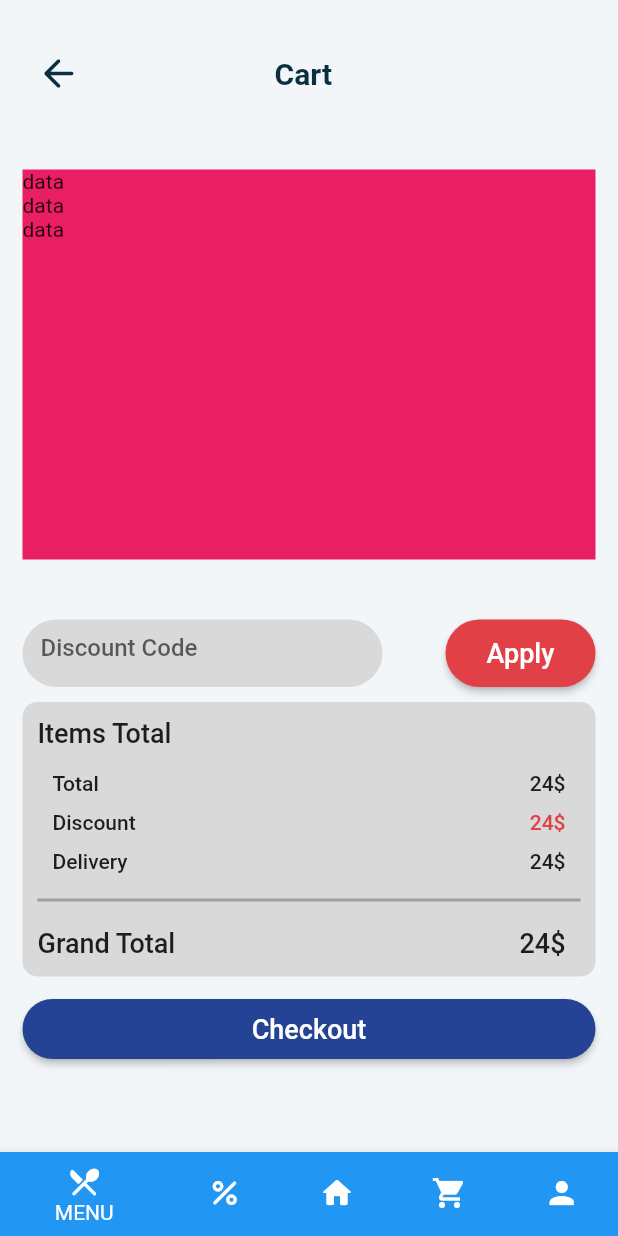
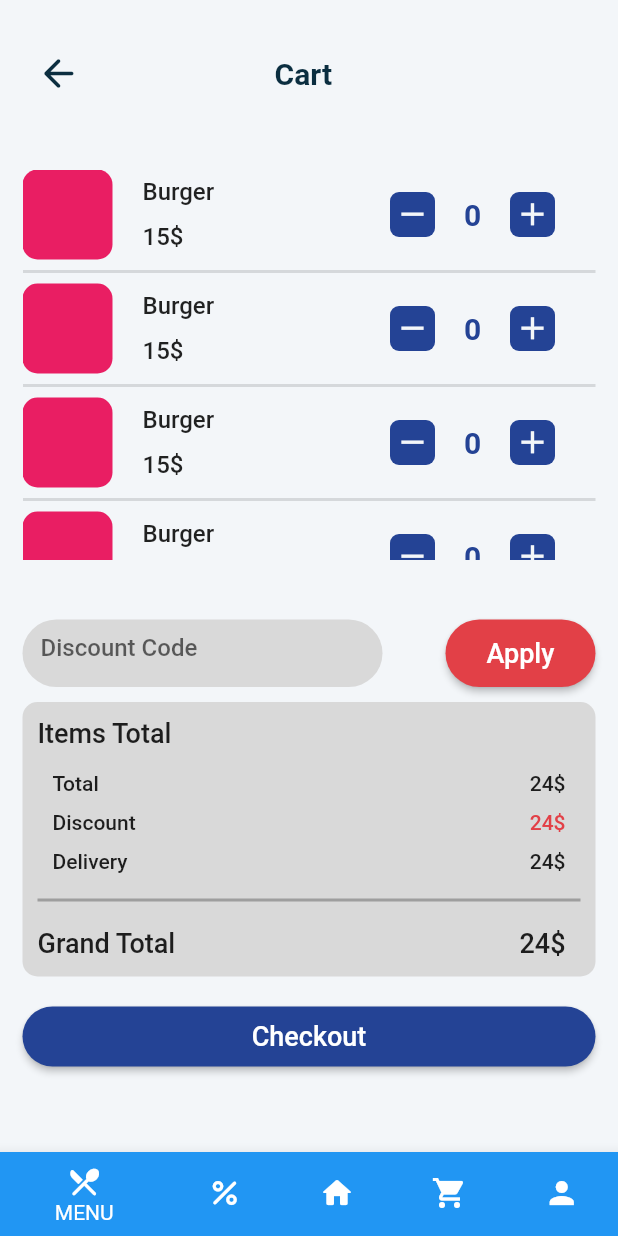
Before and after one commit to ahmadshakir21/Eagle_Food_Ordering_App, a Flutter app: the screen it shows after launch, on a phone screen of 412 x 824 dp. Run offline on Flutter 3.47's test engine with Material 2 defaults, Android fonts, the phone set to English and light mode, and no system bars; our stand-ins replace font_awesome_flutter, smooth_page_indicator.

Commit message:
finishing cart screen

```diff
--- a/lib/screens/order_item_cart.dart
+++ b/lib/screens/order_item_cart.dart
@@ -10,11 +10,102 @@ class OrderItemCart extends StatelessWidget {
       children: [
         Container(
             height: 260,
-            color: Colors.pink,
-            child: ListView.builder(
-              itemCount: 3,
+            child: ListView.separated(
+              itemCount: 7,
+              separatorBuilder: (context, index) {
+                return const Divider(
+                  thickness: 2,
+                );
+              },
               itemBuilder: (context, index) {
-                return Text("data");
+                return Row(children: [
+                  Container(
+                    height: 60,
+                    width: 60,
+                    decoration: BoxDecoration(
+                        color: Colors.pink,
+                        borderRadius: BorderRadius.circular(10)),
+                  ),
+                  Padding(
+                    padding: const EdgeInsets.symmetric(horizontal: 20),
+                    child: Container(
+                      height: 60,
+                      width: 60,
+                      child: Column(
+                        mainAxisAlignment: MainAxisAlignment.spaceAround,
+                        crossAxisAlignment: CrossAxisAlignment.start,
+                        children: const [
+                          Text(
+                            "Burger",
+                            style: TextStyle(
+                                fontSize: 16, fontWeight: FontWeight.w500),
+                          ),
+                          Text(
+                            "15\$",
+                            style: TextStyle(
+                                fontSize: 16, fontWeight: FontWeight.w500),
+                          ),
+                        ],
+                      ),
+                    ),
+                  ),
+                  const SizedBox(
+                    width: 85,
+                  ),
+                  Container(
+                      height: 50,
+                      child: Row(
+                        mainAxisAlignment: MainAxisAlignment.center,
+                        children: [
+                          //TODO: create count up & count down button
+                          Container(
+                            width: 110,
+                            decoration: BoxDecoration(
+                                color: const Color(0xFFf3f6f9),
+                                borderRadius: BorderRadius.circular(20)),
+                            child: Row(children: [
+                              InkWell(
+                                onTap: () {},
+                                child: Container(
+                                  height: 30,
+                                  width: 30,
+                                  decoration: BoxDecoration(
+                                      color: const Color(0xFF244395),
+                                      borderRadius: BorderRadius.circular(6)),
+                                  child: const Icon(Icons.remove,
+                                      size: 25, color: Color(0xFFf3f6f9)),
+                                ),
+                              ),
+                              //TODO: add functionality for the child of Text widget
+                              Container(
+                                width: 50,
+                                child: const Center(
+                                  child: Text(
+                                    "0",
+                                    style: TextStyle(
+                                        fontSize: 20,
+                                        fontWeight: FontWeight.bold,
+                                        color: Color(0xFF244395)),
+                                  ),
+                                ),
+                              ),
+                              InkWell(
+                                onTap: () {},
+                                child: Container(
+                                  height: 30,
+                                  width: 30,
+                                  decoration: BoxDecoration(
+                                      color: const Color(0xFF244395),
+                                      borderRadius: BorderRadius.circular(6)),
+                                  child: const Icon(Icons.add,
+                                      size: 25, color: Color(0xFFf3f6f9)),
+                                ),
+                              ),
+                            ]),
+                          ),
+                        ],
+                      ))
+                ]);
               },
             )),
         const SizedBox(
@@ -140,7 +231,7 @@ class OrderItemCart extends StatelessWidget {
           ),
         ),
         const SizedBox(
-          height: 15,
+          height: 20,
         ),
         Container(
           width: 385,
```
Also changed, not shown: lib/screens/single_food_details.dart (+38 -22 lines).
